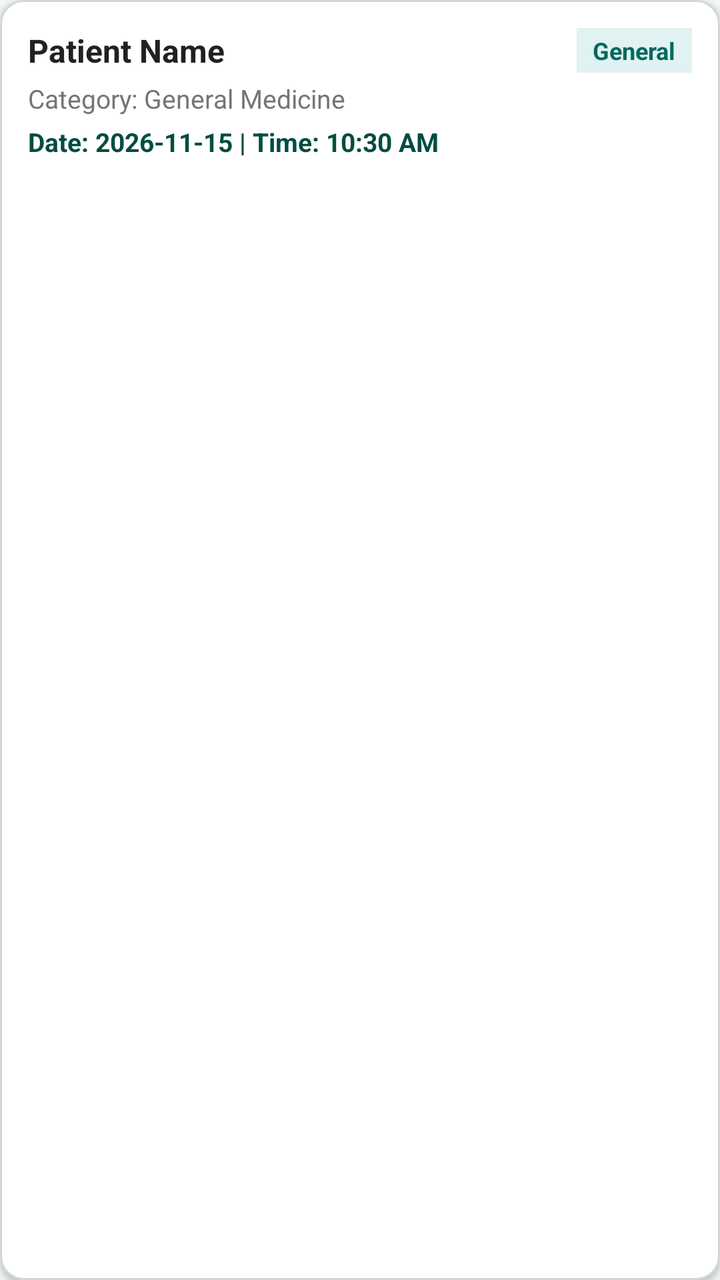
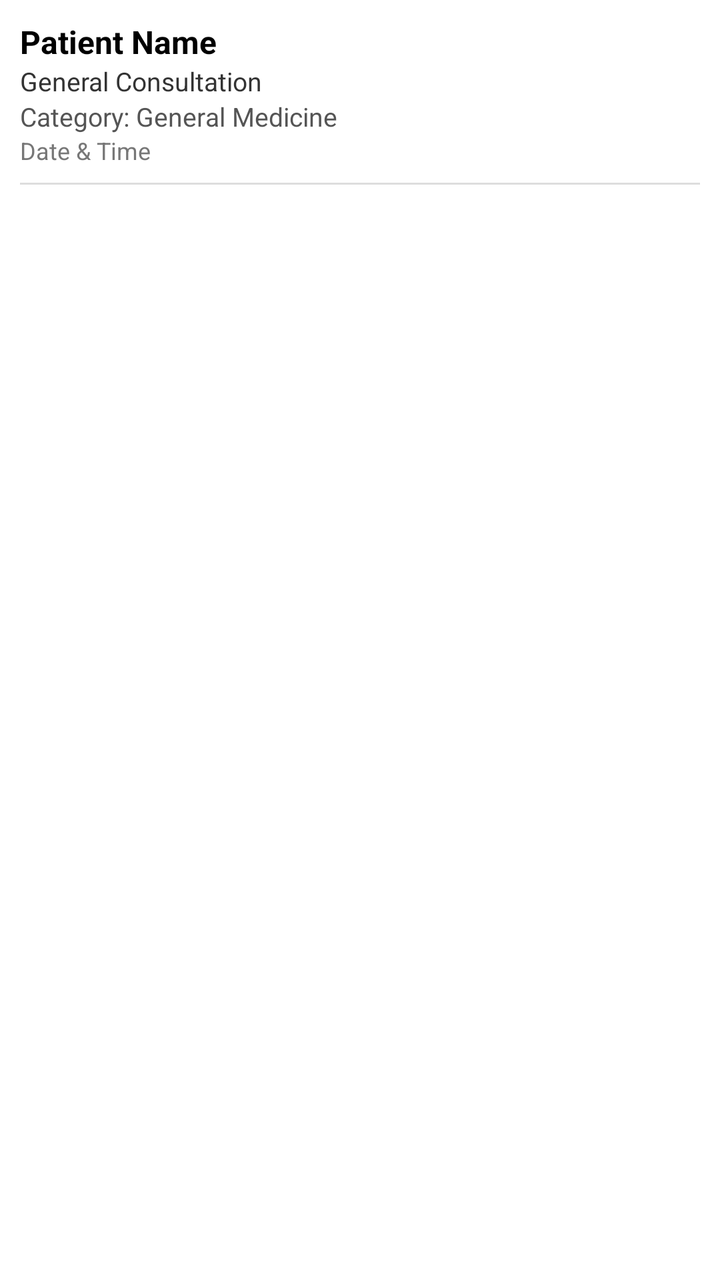

Two renders of the same Android screen: before a commit and after it. Below are the layout's source before the change and the commit's diff.
<!-- AndroidManifest.xml: application theme Theme.AppointmentForm -->
<!-- res/layout/item_appointment.xml -->
<?xml version="1.0" encoding="utf-8"?>
<com.google.android.material.card.MaterialCardView
    xmlns:android="http://schemas.android.com/apk/res/android"
    xmlns:app="http://schemas.android.com/apk/res-auto"
    android:layout_width="match_parent"
    android:layout_height="wrap_content"
    android:layout_marginBottom="8dp"
    app:cardCornerRadius="12dp"
    app:cardElevation="2dp"
    app:cardBackgroundColor="@color/surface"
    app:strokeWidth="1dp"
    app:strokeColor="@color/stroke_color">

    <LinearLayout
        android:layout_width="match_parent"
        android:layout_height="wrap_content"
        android:orientation="vertical"
        android:padding="14dp">

        <LinearLayout
            android:layout_width="match_parent"
            android:layout_height="wrap_content"
            android:orientation="horizontal"
            android:gravity="center_vertical"
            android:layout_marginBottom="4dp">

            <TextView
                android:id="@+id/tvItemPatient"
                android:layout_width="0dp"
                android:layout_height="wrap_content"
                android:layout_weight="1"
                android:text="Patient Name"
                android:textColor="@color/text_primary"
                android:textSize="16sp"
                android:textStyle="bold"/>

            <TextView
                android:id="@+id/tvItemService"
                android:layout_width="wrap_content"
                android:layout_height="wrap_content"
                android:text="General"
                android:textColor="@color/primary"
                android:textSize="12sp"
                android:textStyle="bold"
                android:background="@color/accent_teal_bg"
                android:paddingHorizontal="8dp"
                android:paddingVertical="3dp"/>
        </LinearLayout>

        <TextView
            android:id="@+id/tvItemCategory"
            android:layout_width="wrap_content"
            android:layout_height="wrap_content"
            android:text="Category: General Medicine"
            android:textColor="@color/text_secondary"
            android:textSize="13sp"
            android:layout_marginBottom="4dp"/>

        <TextView
            android:id="@+id/tvItemDateTime"
            android:layout_width="wrap_content"
            android:layout_height="wrap_content"
            android:text="Date: 2026-11-15 | Time: 10:30 AM"
            android:textColor="@color/primary_dark"
            android:textSize="13sp"
            android:textStyle="bold"/>

    </LinearLayout>
</com.google.android.material.card.MaterialCardView>
<!-- resources referenced by this layout -->
<resources>
  <color name="accent_teal_bg">#E0F2F1</color>
  <color name="primary">#00695C</color>
  <color name="primary_dark">#004D40</color>
  <color name="stroke_color">#CFD8DC</color>
  <color name="surface">#FFFFFF</color>
  <color name="text_primary">#212121</color>
  <color name="text_secondary">#757575</color>
  <style name="Theme.AppointmentForm" parent="Theme.Material3.DayNight.NoActionBar">
          <item name="colorPrimary">@color/primary</item>
          <item name="android:statusBarColor">@color/primary_dark</item>
          <item name="android:windowBackground">@color/background</item>
      </style>
  <color name="background">#F4F7F6</color>
</resources>

<!-- the commit's change to res/layout/item_appointment.xml (unified diff, before → after) -->
@@ -1,69 +1,49 @@
 <?xml version="1.0" encoding="utf-8"?>
-<com.google.android.material.card.MaterialCardView
+<LinearLayout
     xmlns:android="http://schemas.android.com/apk/res/android"
-    xmlns:app="http://schemas.android.com/apk/res-auto"
     android:layout_width="match_parent"
     android:layout_height="wrap_content"
-    android:layout_marginBottom="8dp"
-    app:cardCornerRadius="12dp"
-    app:cardElevation="2dp"
-    app:cardBackgroundColor="@color/surface"
-    app:strokeWidth="1dp"
-    app:strokeColor="@color/stroke_color">
+    android:orientation="vertical"
+    android:padding="10dp"
+    android:background="@android:color/white">
 
-    <LinearLayout
+    <TextView
+        android:id="@+id/tvItemPatient"
+        android:layout_width="wrap_content"
+        android:layout_height="wrap_content"
+        android:text="Patient Name"
+        android:textColor="@android:color/black"
+        android:textSize="16sp"
+        android:textStyle="bold"/>
+
+    <TextView
+        android:id="@+id/tvItemService"
+        android:layout_width="wrap_content"
+        android:layout_height="wrap_content"
+        android:text="General Consultation"
+        android:textColor="#333333"
+        android:textSize="13sp"/>
+
+    <TextView
+        android:id="@+id/tvItemCategory"
+        android:layout_width="wrap_content"
+        android:layout_height="wrap_content"
+        android:text="Category: General Medicine"
+        android:textColor="#555555"
+        android:textSize="13sp"/>
+
+    <TextView
+        android:id="@+id/tvItemDateTime"
+        android:layout_width="wrap_content"
+        android:layout_height="wrap_content"
+        android:text="Date &amp; Time"
+        android:textColor="#777777"
+        android:textSize="12sp"/>
+
+    <View
         android:layout_width="match_parent"
-        android:layout_height="wrap_content"
-        android:orientation="vertical"
-        android:padding="14dp">
+        android:layout_height="1dp"
+        android:background="#DDDDDD"
+        android:layout_marginTop="8dp"/>
 
-        <LinearLayout
-            android:layout_width="match_parent"
-            android:layout_height="wrap_content"
-            android:orientation="horizontal"
-            android:gravity="center_vertical"
-            android:layout_marginBottom="4dp">
-
-            <TextView
-                android:id="@+id/tvItemPatient"
-                android:layout_width="0dp"
-                android:layout_height="wrap_content"
-                android:layout_weight="1"
-                android:text="Patient Name"
-                android:textColor="@color/text_primary"
-                android:textSize="16sp"
-                android:textStyle="bold"/>
-
-            <TextView
-                android:id="@+id/tvItemService"
-                android:layout_width="wrap_content"
-                android:layout_height="wrap_content"
-                android:text="General"
-                android:textColor="@color/primary"
-                android:textSize="12sp"
-                android:textStyle="bold"
-                android:background="@color/accent_teal_bg"
-                android:paddingHorizontal="8dp"
-                android:paddingVertical="3dp"/>
-        </LinearLayout>
-
-        <TextView
-            android:id="@+id/tvItemCategory"
-            android:layout_width="wrap_content"
-            android:layout_height="wrap_content"
-            android:text="Category: General Medicine"
-            android:textColor="@color/text_secondary"
-            android:textSize="13sp"
-            android:layout_marginBottom="4dp"/>
-
-        <TextView
-            android:id="@+id/tvItemDateTime"
-            android:layout_width="wrap_content"
-            android:layout_height="wrap_content"
-            android:text="Date: 2026-11-15 | Time: 10:30 AM"
-            android:textColor="@color/primary_dark"
-            android:textSize="13sp"
-            android:textStyle="bold"/>
-
-    </LinearLayout>
-</com.google.android.material.card.MaterialCardView>
+</LinearLayout>
<!-- resource entries referenced after the edit -->
@@ -1,12 +1,7 @@
 <!-- resources referenced by this layout -->
 <resources>
-  <color name="accent_teal_bg">#E0F2F1</color>
   <color name="primary">#00695C</color>
   <color name="primary_dark">#004D40</color>
-  <color name="stroke_color">#CFD8DC</color>
-  <color name="surface">#FFFFFF</color>
-  <color name="text_primary">#212121</color>
-  <color name="text_secondary">#757575</color>
   <style name="Theme.AppointmentForm" parent="Theme.Material3.DayNight.NoActionBar">
           <item name="colorPrimary">@color/primary</item>
           <item name="android:statusBarColor">@color/primary_dark</item>
